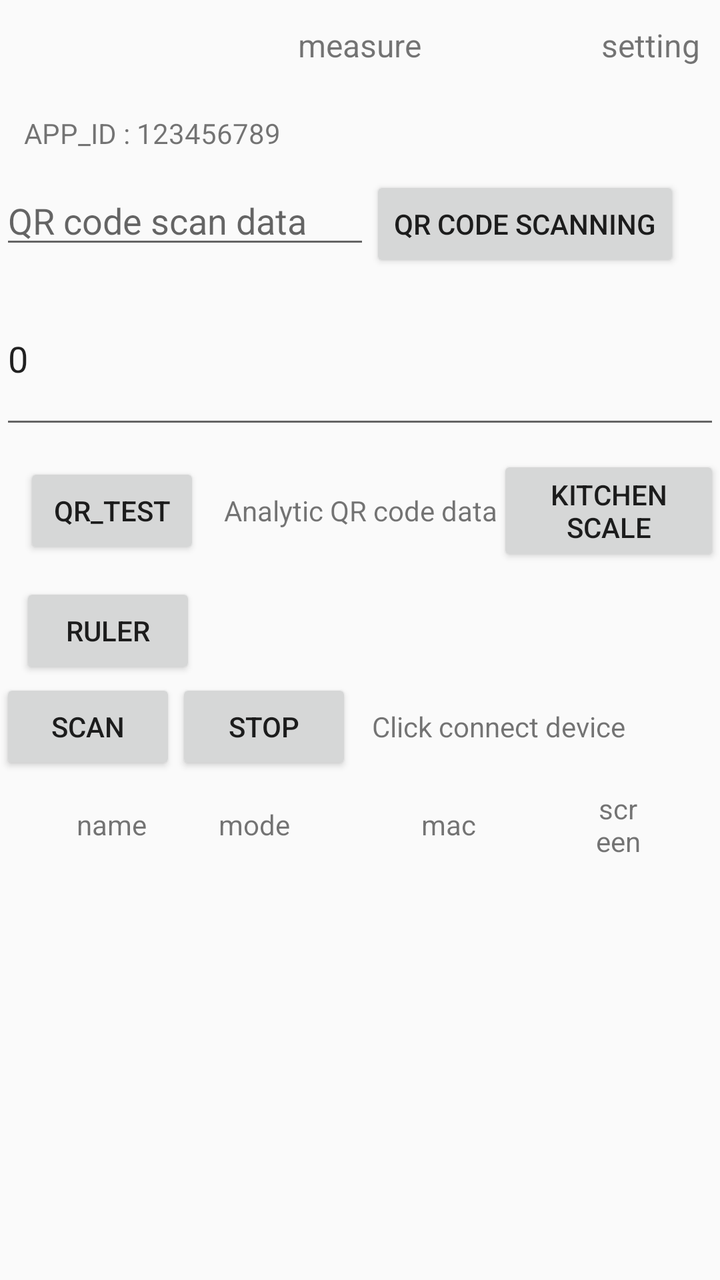
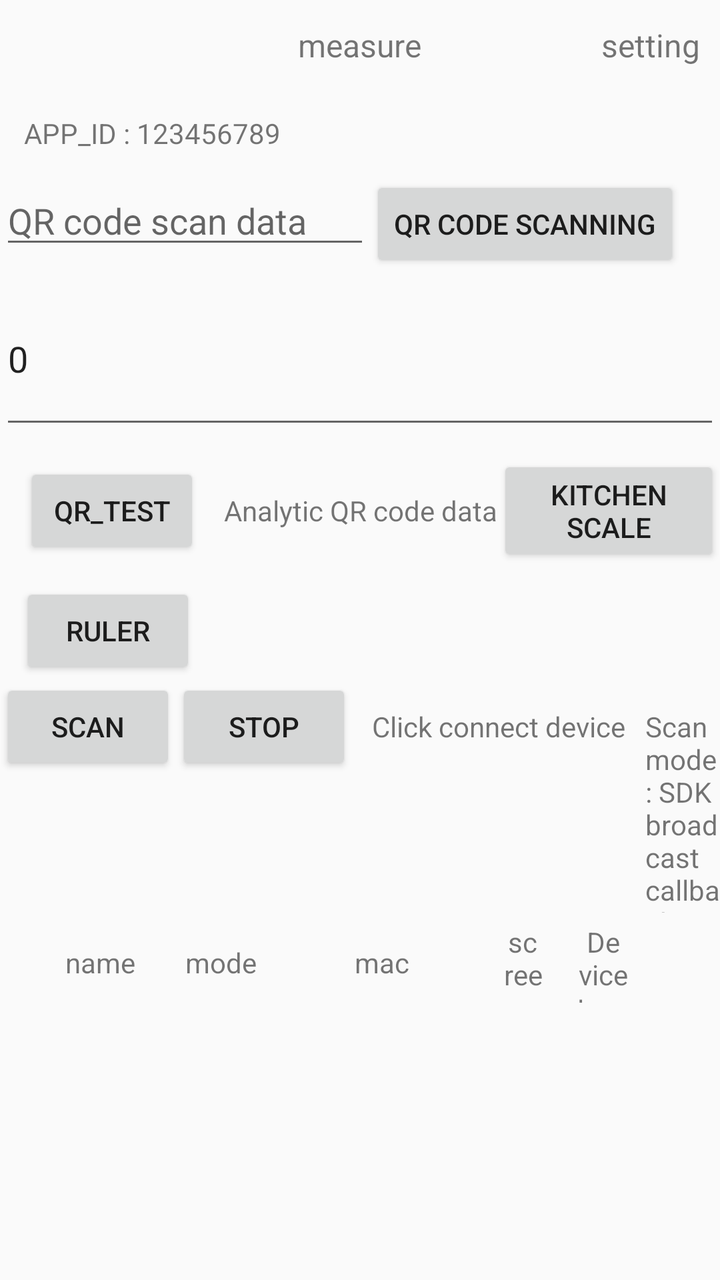

Two renders of the same Android screen: before a commit and after it. Below are the layout's source before the change and the commit's diff.
<!-- AndroidManifest.xml: application theme AppTheme -->
<!-- res/layout/activity_main.xml -->
<?xml version="1.0" encoding="utf-8"?>

<LinearLayout xmlns:android="http://schemas.android.com/apk/res/android"
              xmlns:tools="http://schemas.android.com/tools"
              android:layout_width="match_parent"
              android:layout_height="match_parent"
              android:orientation="vertical">

    <RelativeLayout
        android:layout_width="match_parent"
        android:layout_height="45dp">

        <TextView
            android:id="@+id/scan_measuring"
            android:layout_width="wrap_content"
            android:layout_height="wrap_content"
            android:layout_centerInParent="true"
            android:text="@string/measure"
            android:textSize="16sp"/>

        <TextView
            android:id="@+id/scan_setting"
            android:layout_width="wrap_content"
            android:layout_height="wrap_content"
            android:layout_alignParentEnd="true"
            android:layout_alignParentRight="true"
            android:layout_centerVertical="true"
            android:layout_marginEnd="10dp"
            android:layout_marginRight="10dp"
            android:text="@string/setting"
            android:textSize="16sp"/>
    </RelativeLayout>

    <TextView
        android:id="@+id/scan_appid"
        android:layout_width="wrap_content"
        android:layout_height="wrap_content"
        android:layout_margin="12dp"
        android:text="APP_ID : 123456789"/>
    <LinearLayout
        android:layout_width="match_parent"
        android:orientation="horizontal"
        android:layout_height="wrap_content">
        <EditText
            android:id="@+id/qr_data_et"
            android:layout_weight="1"
            android:layout_width="0dp"
            android:layout_height="wrap_content"
            android:hint="@string/qr_data"/>
        <Button
            android:id="@+id/scanQrcode"
            android:layout_width="wrap_content"
            android:text="@string/qr_scan"
            android:layout_marginRight="20dp"
            android:layout_height="wrap_content" />
    </LinearLayout>


    <EditText
        android:id="@+id/qr_time_et"
        android:layout_width="match_parent"
        android:layout_height="wrap_content"
        android:hint="@string/qr_scan_hint"
        android:text="0"/>

    <LinearLayout
        android:layout_width="match_parent"
        android:layout_height="wrap_content"
        android:gravity="center_vertical"
        android:orientation="horizontal">

        <Button
            android:id="@+id/qr_test_btn"
            android:layout_width="wrap_content"
            android:layout_height="wrap_content"
            android:layout_margin="12dp"
            android:text="qr_test"/>

        <TextView
            android:id="@+id/qr_data_tv"
            android:layout_width="wrap_content"
            android:layout_height="wrap_content"
            android:text="@string/decode_qr_scan_content"/>
        <Button
            android:layout_width="wrap_content"
            android:id="@+id/kitchenBtn"
            android:text="@string/kitchen_scale"
            android:layout_height="wrap_content" />
    </LinearLayout>
    <Button
        android:layout_marginStart="10dp"
        android:layout_width="wrap_content"
        android:id="@+id/rulerBtn"
        android:text="@string/ruler"
        android:layout_height="wrap_content" />

    <LinearLayout
        android:layout_width="match_parent"
        android:layout_height="wrap_content"
        android:orientation="horizontal"
        tools:layout_editor_absoluteX="8dp"
        tools:layout_editor_absoluteY="8dp">

        <Button
            android:id="@+id/scanBtn"
            android:layout_width="wrap_content"
            android:layout_height="wrap_content"
            android:text="@string/scan"/>

        <Button
            android:id="@+id/stopBtn"
            android:layout_width="wrap_content"
            android:layout_height="wrap_content"
            android:text="@string/stop"/>

        <TextView
            android:id="@+id/scan_measuring_info"
            android:layout_width="wrap_content"
            android:layout_height="wrap_content"
            android:layout_marginStart="10dp"
            android:layout_marginLeft="10dp"
            android:text="@string/click_to_connect_device"/>

    </LinearLayout>

    <LinearLayout
        android:id="@+id/lvHeadLay"
        android:layout_width="match_parent"
        android:layout_height="50dp"
        android:minHeight="50dp"
        android:orientation="horizontal"
        android:paddingBottom="5dp"
        android:paddingEnd="10dp"
        android:paddingStart="10dp"
        android:paddingTop="5dp">

        <TextView
            android:id="@+id/nameTv"
            android:layout_width="0dp"
            android:layout_height="wrap_content"
            android:layout_gravity="center_vertical"
            android:layout_marginStart="20dp"
            android:layout_marginLeft="20dp"
            android:layout_weight="2"
            android:gravity="center_horizontal"
            android:text="@string/name"/>

        <TextView
            android:id="@+id/modelTv"
            android:layout_width="0dp"
            android:layout_height="wrap_content"
            android:layout_gravity="center_vertical"
            android:layout_marginStart="20dp"
            android:layout_marginLeft="20dp"
            android:layout_weight="2"
            android:gravity="center_horizontal"
            android:text="@string/mode"/>

        <TextView
            android:id="@+id/macTv"
            android:layout_width="0dp"
            android:layout_height="wrap_content"
            android:layout_gravity="center_vertical"
            android:layout_marginStart="20dp"
            android:layout_marginLeft="20dp"
            android:layout_weight="4"
            android:gravity="center_horizontal"
            android:text="@string/mac"/>

        <TextView
            android:id="@+id/screenStateTv"
            android:layout_width="0dp"
            android:layout_height="wrap_content"
            android:layout_gravity="center_vertical"
            android:layout_marginStart="20dp"
            android:layout_marginLeft="20dp"
            android:layout_weight="1"
            android:gravity="center_horizontal"
            android:text="@string/screen_state"/>

        <ImageView
            android:layout_width="wrap_content"
            android:layout_height="wrap_content"
            android:layout_gravity="center_vertical"
            android:layout_marginEnd="10dp"
            android:layout_marginStart="10dp"
            android:src="@drawable/system_item_arrow"
            android:visibility="invisible"/>

    </LinearLayout>

    <ListView
        android:id="@+id/listView"
        android:layout_width="match_parent"
        android:layout_height="0dp"
        android:layout_weight="1"/>
</LinearLayout>
<!-- resources referenced by this layout -->
<resources>
  <!-- drawable system_item_arrow: png bitmap (drawable-xxhdpi, 896 bytes) -->
  <string name="click_to_connect_device">Click connect device</string>
  <string name="decode_qr_scan_content">Analytic QR code data</string>
  <string name="kitchen_scale">kitchen scale</string>
  <string name="mac">mac</string>
  <string name="measure">measure</string>
  <string name="mode">mode</string>
  <string name="name">name</string>
  <string name="qr_data">QR code scan data</string>
  <string name="qr_scan">QR code scanning</string>
  <string name="qr_scan_hint">The effective time of qr code scanning, the default is 0s, indicating that the effective time is not verified</string>
  <string name="ruler">ruler</string>
  <string name="scan">scan</string>
  <string name="screen_state">screen</string>
  <string name="setting">setting</string>
  <string name="stop">stop</string>
  <style name="AppTheme" parent="Theme.AppCompat.Light.DarkActionBar">
          
          <item name="android:windowNoTitle">true</item>
          <item name="android:windowFullscreen">true</item>
      </style>
</resources>

<!-- the commit's change to res/layout/activity_main.xml (unified diff, before → after) -->
@@ -121,6 +121,14 @@
             android:layout_marginLeft="10dp"
             android:text="@string/click_to_connect_device"/>
 
+        <TextView
+            android:id="@+id/scan_mode_info"
+            android:layout_width="wrap_content"
+            android:layout_height="wrap_content"
+            android:layout_marginStart="10dp"
+            android:layout_marginLeft="10dp"
+            android:text="@string/scan_mode_sdk_callback" />
+
     </LinearLayout>
 
     <LinearLayout
@@ -178,6 +186,17 @@
             android:gravity="center_horizontal"
             android:text="@string/screen_state"/>
 
+        <TextView
+            android:id="@+id/deviceSourceTv"
+            android:layout_width="0dp"
+            android:layout_height="wrap_content"
+            android:layout_gravity="center_vertical"
+            android:layout_marginStart="10dp"
+            android:layout_marginLeft="10dp"
+            android:layout_weight="2"
+            android:gravity="center_horizontal"
+            android:text="@string/device_type" />
+
         <ImageView
             android:layout_width="wrap_content"
             android:layout_height="wrap_content"
<!-- resource entries referenced after the edit -->
@@ -3,6 +3,7 @@
   <!-- drawable system_item_arrow: png bitmap (drawable-xxhdpi, 896 bytes) -->
   <string name="click_to_connect_device">Click connect device</string>
   <string name="decode_qr_scan_content">Analytic QR code data</string>
+  <string name="device_type">Device type</string>
   <string name="kitchen_scale">kitchen scale</string>
   <string name="mac">mac</string>
   <string name="measure">measure</string>
@@ -13,6 +14,7 @@
   <string name="qr_scan_hint">The effective time of qr code scanning, the default is 0s, indicating that the effective time is not verified</string>
   <string name="ruler">ruler</string>
   <string name="scan">scan</string>
+  <string name="scan_mode_sdk_callback">Scan mode: SDK broadcast callback</string>
   <string name="screen_state">screen</string>
   <string name="setting">setting</string>
   <string name="stop">stop</string>
